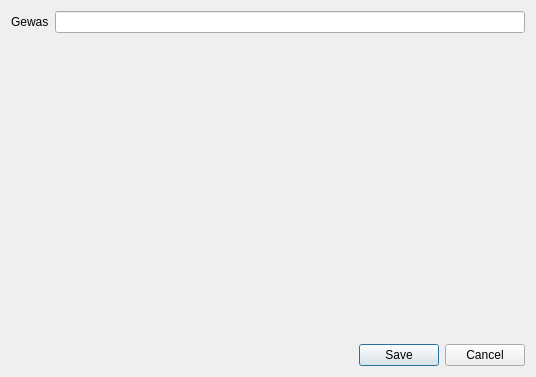
Before: the Qt Designer form ui_parceldialog.ui in DOV-Vlaanderen/erosiebezwaren, drawn with Qt 5.
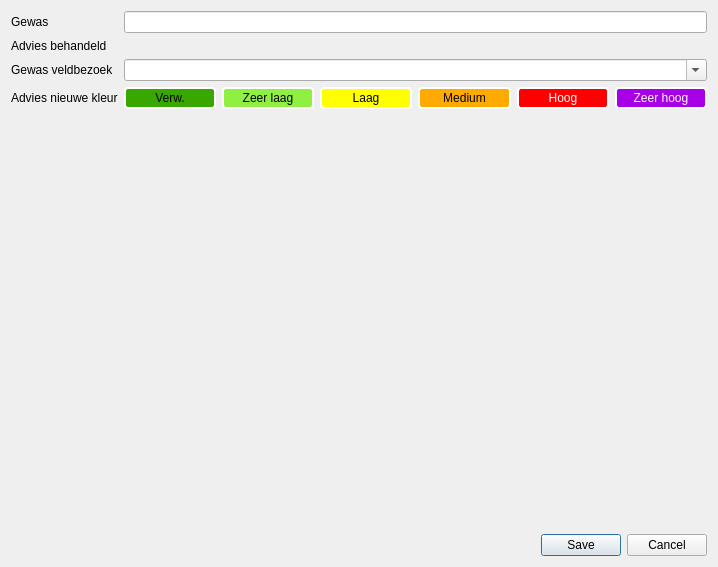
After: the same form once the commit is applied. Custom widgets are drawn as their Qt base class.

What changed in the file:
```diff
--- a/ui_parceldialog.ui
+++ b/ui_parceldialog.ui
@@ -6,8 +6,8 @@
    <rect>
     <x>0</x>
     <y>0</y>
-    <width>536</width>
-    <height>377</height>
+    <width>718</width>
+    <height>567</height>
    </rect>
   </property>
   <property name="windowTitle">
@@ -18,6 +18,9 @@
     <layout class="QVBoxLayout" name="verticalLayout_2">
      <item>
       <layout class="QFormLayout" name="formLayout">
+       <property name="fieldGrowthPolicy">
+        <enum>QFormLayout::AllNonFixedFieldsGrow</enum>
+       </property>
        <item row="0" column="0">
         <widget class="QLabel" name="lbl_gewas">
          <property name="text">
@@ -28,6 +31,281 @@
        <item row="0" column="1">
         <widget class="QLineEdit" name="led_gewas"/>
        </item>
+       <item row="1" column="0">
+        <widget class="QLabel" name="lbl_advBehandeld">
+         <property name="text">
+          <string>Advies behandeld</string>
+         </property>
+        </widget>
+       </item>
+       <item row="1" column="1">
+        <widget class="BooleanButton" name="btn_advBehandeld" native="true"/>
+       </item>
+       <item row="2" column="0">
+        <widget class="QLabel" name="lbl_gewasBezoek">
+         <property name="text">
+          <string>Gewas veldbezoek</string>
+         </property>
+        </widget>
+       </item>
+       <item row="2" column="1">
+        <widget class="QComboBox" name="cmb_gewasBezoek">
+         <property name="editable">
+          <bool>true</bool>
+         </property>
+        </widget>
+       </item>
+       <item row="3" column="0">
+        <widget class="QLabel" name="label">
+         <property name="text">
+          <string>Advies nieuwe kleur</string>
+         </property>
+        </widget>
+       </item>
+       <item row="3" column="1">
+        <layout class="QHBoxLayout" name="horizontalLayout">
+         <item>
+          <widget class="QPushButton" name="btn_verw">
+           <property name="styleSheet">
+            <string notr="true">QPushButton {
+	border: 2px solid white;
+	border-radius: 4px;
+	padding: 2px;
+}
+
+QPushButton#btn_verw {
+	background-color: #38a800;
+}
+
+QPushButton#btn_zeerlaag {
+	background-color: #8ff041;
+}
+
+QPushButton#btn_laag {
+	background-color: #ffff00;
+}
+
+QPushButton#btn_medium {
+	background-color: #ffaa00;
+}
+
+QPushButton#btn_hoog {
+	background-color: #ff0000;
+	color: white;
+}
+
+QPushButton#btn_zeerhoog {
+	background-color: #a800e6;
+	color: white;
+}</string>
+           </property>
+           <property name="text">
+            <string>Verw.</string>
+           </property>
+          </widget>
+         </item>
+         <item>
+          <widget class="QPushButton" name="btn_zeerlaag">
+           <property name="styleSheet">
+            <string notr="true">QPushButton {
+	border: 2px solid white;
+	border-radius: 4px;
+	padding: 2px;
+}
+
+QPushButton#btn_verw {
+	background-color: #38a800;
+}
+
+QPushButton#btn_zeerlaag {
+	background-color: #8ff041;
+}
+
+QPushButton#btn_laag {
+	background-color: #ffff00;
+}
+
+QPushButton#btn_medium {
+	background-color: #ffaa00;
+}
+
+QPushButton#btn_hoog {
+	background-color: #ff0000;
+	color: white;
+}
+
+QPushButton#btn_zeerhoog {
+	background-color: #a800e6;
+	color: white;
+}</string>
+           </property>
+           <property name="text">
+            <string>Zeer laag</string>
+           </property>
+          </widget>
+         </item>
+         <item>
+          <widget class="QPushButton" name="btn_laag">
+           <property name="styleSheet">
+            <string notr="true">QPushButton {
+	border: 2px solid white;
+	border-radius: 4px;
+	padding: 2px;
+}
+
+QPushButton#btn_verw {
+	background-color: #38a800;
+}
+
+QPushButton#btn_zeerlaag {
+	background-color: #8ff041;
+}
+
+QPushButton#btn_laag {
+	background-color: #ffff00;
+}
+
+QPushButton#btn_medium {
+	background-color: #ffaa00;
+}
+
+QPushButton#btn_hoog {
+	background-color: #ff0000;
+	color: white;
+}
+
+QPushButton#btn_zeerhoog {
+	background-color: #a800e6;
+	color: white;
+}</string>
+           </property>
+           <property name="text">
+            <string>Laag</string>
+           </property>
+          </widget>
+         </item>
+         <item>
+          <widget class="QPushButton" name="btn_medium">
+           <property name="styleSheet">
+            <string notr="true">QPushButton {
+	border: 2px solid white;
+	border-radius: 4px;
+	padding: 2px;
+}
+
+QPushButton#btn_verw {
+	background-color: #38a800;
+}
+
+QPushButton#btn_zeerlaag {
+	background-color: #8ff041;
+}
+
+QPushButton#btn_laag {
+	background-color: #ffff00;
+}
+
+QPushButton#btn_medium {
+	background-color: #ffaa00;
+}
+
+QPushButton#btn_hoog {
+	background-color: #ff0000;
+	color: white;
+}
+
+QPushButton#btn_zeerhoog {
+	background-color: #a800e6;
+	color: white;
+}</string>
+           </property>
+           <property name="text">
+            <string>Medium</string>
+           </property>
+          </widget>
+         </item>
+         <item>
+          <widget class="QPushButton" name="btn_hoog">
+           <property name="styleSheet">
+            <string notr="true">QPushButton {
+	border: 2px solid white;
+	border-radius: 4px;
+	padding: 2px;
+}
+
+QPushButton#btn_verw {
+	background-color: #38a800;
+}
+
+QPushButton#btn_zeerlaag {
+	background-color: #8ff041;
+}
+
+QPushButton#btn_laag {
+	background-color: #ffff00;
+}
+
+QPushButton#btn_medium {
+	background-color: #ffaa00;
+}
+
+QPushButton#btn_hoog {
+	background-color: #ff0000;
+	color: white;
+}
+
+QPushButton#btn_zeerhoog {
+	background-color: #a800e6;
+	color: white;
+}</string>
+           </property>
+           <property name="text">
+            <string>Hoog</string>
+           </property>
+          </widget>
+         </item>
+         <item>
+          <widget class="QPushButton" name="btn_zeerhoog">
+           <property name="styleSheet">
+            <string notr="true">QPushButton {
+	border: 2px solid white;
+	border-radius: 4px;
+	padding: 2px;
+}
+
+QPushButton#btn_verw {
+	background-color: #38a800;
+}
+
+QPushButton#btn_zeerlaag {
+	background-color: #8ff041;
+}
+
+QPushButton#btn_laag {
+	background-color: #ffff00;
+}
+
+QPushButton#btn_medium {
+	background-color: #ffaa00;
+}
+
+QPushButton#btn_hoog {
+	background-color: #ff0000;
+	color: white;
+}
+
+QPushButton#btn_zeerhoog {
+	background-color: #a800e6;
+	color: white;
+}</string>
+           </property>
+           <property name="text">
+            <string>Zeer hoog</string>
+           </property>
+          </widget>
+         </item>
+        </layout>
+       </item>
       </layout>
      </item>
     </layout>
@@ -44,6 +322,14 @@
    </item>
   </layout>
  </widget>
+ <customwidgets>
+  <customwidget>
+   <class>BooleanButton</class>
+   <extends>QWidget</extends>
+   <header>widgets/booleanbutton.h</header>
+   <container>1</container>
+  </customwidget>
+ </customwidgets>
  <resources/>
  <connections>
   <connection>
```
Left out of the diff: 8 changed lines with no effect on the pictures.
